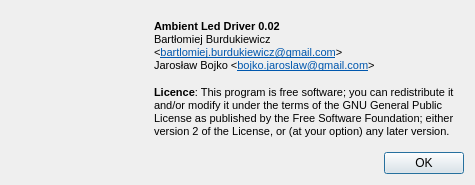
This is about.ui in dev-0x7C6/led-frame as Qt 5 draws it before an edit. The edited form follows.
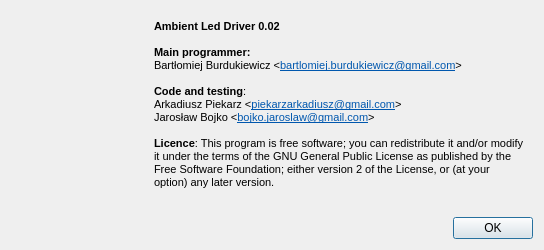
This is the edited form. Icons and pictures are not drawn.

Diff of the .ui file:
```diff
--- a/about.ui
+++ b/about.ui
@@ -6,8 +6,8 @@
    <rect>
     <x>0</x>
     <y>0</y>
-    <width>475</width>
-    <height>185</height>
+    <width>544</width>
+    <height>243</height>
    </rect>
   </property>
   <property name="windowTitle">
@@ -16,6 +16,12 @@
   <layout class="QVBoxLayout" name="verticalLayout">
    <item>
     <widget class="QWidget" name="widget" native="true">
+     <property name="minimumSize">
+      <size>
+       <width>0</width>
+       <height>200</height>
+      </size>
+     </property>
      <layout class="QHBoxLayout" name="horizontalLayout">
       <item>
        <widget class="QLabel" name="label">
@@ -44,9 +50,14 @@
 p, li { white-space: pre-wrap; }
 &lt;/style&gt;&lt;/head&gt;&lt;body style=&quot; font-family:'Sans Serif'; font-size:8pt; font-weight:400; font-style:normal;&quot;&gt;
 &lt;p style=&quot; margin-top:0px; margin-bottom:0px; margin-left:0px; margin-right:0px; -qt-block-indent:0; text-indent:0px;&quot;&gt;&lt;span style=&quot; font-weight:600;&quot;&gt;Ambient Led Driver 0.02&lt;/span&gt;&lt;/p&gt;
+&lt;p style=&quot;-qt-paragraph-type:empty; margin-top:0px; margin-bottom:0px; margin-left:0px; margin-right:0px; -qt-block-indent:0; text-indent:0px;&quot;&gt;&lt;br /&gt;&lt;/p&gt;
+&lt;p style=&quot; margin-top:0px; margin-bottom:0px; margin-left:0px; margin-right:0px; -qt-block-indent:0; text-indent:0px;&quot;&gt;&lt;span style=&quot; font-weight:600;&quot;&gt;Main programmer:&lt;/span&gt;&lt;/p&gt;
 &lt;p style=&quot; margin-top:0px; margin-bottom:0px; margin-left:0px; margin-right:0px; -qt-block-indent:0; text-indent:0px;&quot;&gt;Bartłomiej Burdukiewicz &amp;lt;&lt;a href=&quot;bartlomiej.burdukiewicz@gmail.com&quot;&gt;&lt;span style=&quot; text-decoration: underline; color:#0057ae;&quot;&gt;bartlomiej.burdukiewicz@gmail.com&lt;/span&gt;&lt;/a&gt;&amp;gt;&lt;/p&gt;
+&lt;p style=&quot;-qt-paragraph-type:empty; margin-top:0px; margin-bottom:0px; margin-left:0px; margin-right:0px; -qt-block-indent:0; text-indent:0px;&quot;&gt;&lt;br /&gt;&lt;/p&gt;
+&lt;p style=&quot; margin-top:0px; margin-bottom:0px; margin-left:0px; margin-right:0px; -qt-block-indent:0; text-indent:0px;&quot;&gt;&lt;span style=&quot; font-weight:600;&quot;&gt;Code and testing&lt;/span&gt;:&lt;/p&gt;
+&lt;p style=&quot; margin-top:0px; margin-bottom:0px; margin-left:0px; margin-right:0px; -qt-block-indent:0; text-indent:0px;&quot;&gt;Arkadiusz Piekarz &amp;lt;&lt;a href=&quot;piekarzarkadiusz@gmail.com&quot;&gt;&lt;span style=&quot; text-decoration: underline; color:#0057ae;&quot;&gt;piekarzarkadiusz@gmail.com&lt;/span&gt;&lt;/a&gt;&amp;gt;&lt;/p&gt;
 &lt;p style=&quot; margin-top:0px; margin-bottom:0px; margin-left:0px; margin-right:0px; -qt-block-indent:0; text-indent:0px;&quot;&gt;Jarosław Bojko &amp;lt;&lt;a href=&quot;bojko.jaroslaw@gmail.com&quot;&gt;&lt;span style=&quot; text-decoration: underline; color:#0057ae;&quot;&gt;bojko.jaroslaw@gmail.com&lt;/span&gt;&lt;/a&gt;&amp;gt;&lt;/p&gt;
-&lt;p style=&quot;-qt-paragraph-type:empty; margin-top:0px; margin-bottom:0px; margin-left:0px; margin-right:0px; -qt-block-indent:0; text-indent:0px; font-size:9pt;&quot;&gt;&lt;br /&gt;&lt;/p&gt;
+&lt;p style=&quot;-qt-paragraph-type:empty; margin-top:0px; margin-bottom:0px; margin-left:0px; margin-right:0px; -qt-block-indent:0; text-indent:0px;&quot;&gt;&lt;br /&gt;&lt;/p&gt;
 &lt;p style=&quot; margin-top:0px; margin-bottom:0px; margin-left:0px; margin-right:0px; -qt-block-indent:0; text-indent:0px;&quot;&gt;&lt;span style=&quot; font-weight:600;&quot;&gt;Licence&lt;/span&gt;: This program is free software; you can redistribute it and/or modify it under the terms of the GNU General Public License as published by the Free Software Foundation; either version 2 of the License, or (at your option) any later version.&lt;/p&gt;&lt;/body&gt;&lt;/html&gt;</string>
         </property>
         <property name="alignment">
```
Left out of the diff: 2 changed lines with no effect on the pictures.
